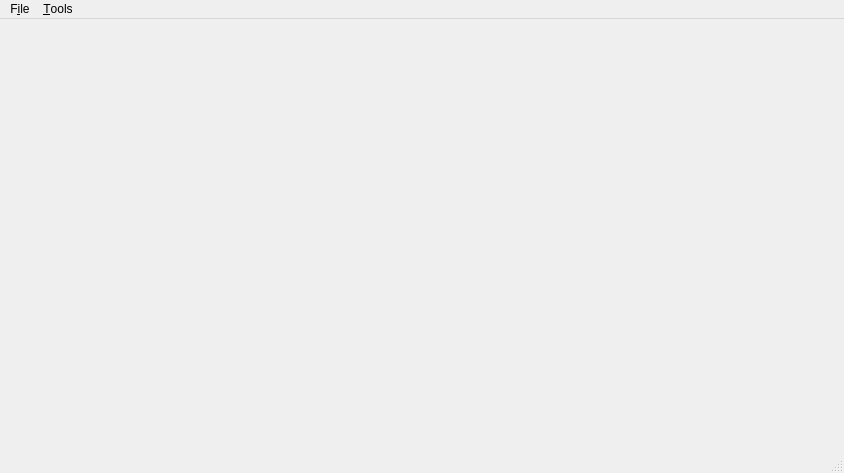
Above: tools/src/playground/ui/mainwindow.ui from cyberegoorg/cetech before the change. Below: the same form after it.
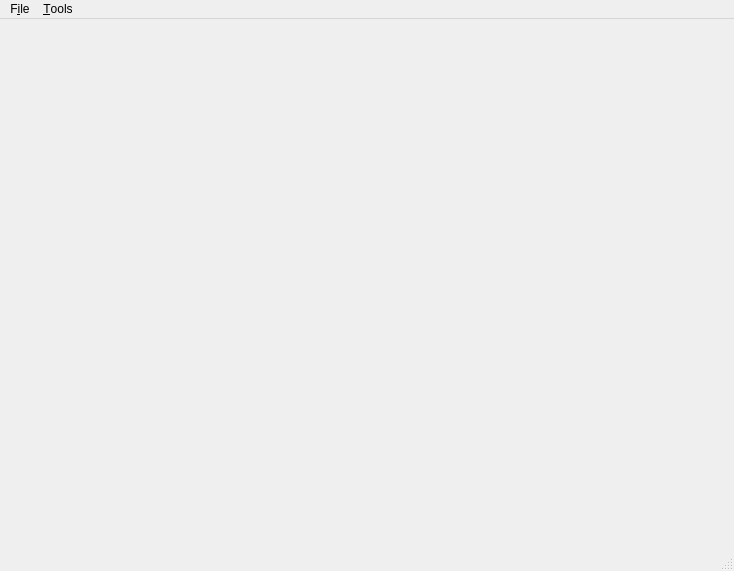
That is the form after the change.

Commit message: lua editor - close current, close all - button (fix #37)

```diff
--- a/tools/src/playground/ui/mainwindow.ui
+++ b/tools/src/playground/ui/mainwindow.ui
@@ -6,8 +6,8 @@
    <rect>
     <x>0</x>
     <y>0</y>
-    <width>844</width>
-    <height>473</height>
+    <width>734</width>
+    <height>571</height>
    </rect>
   </property>
   <property name="windowTitle">
@@ -21,7 +21,7 @@
     <rect>
      <x>0</x>
      <y>0</y>
-     <width>844</width>
+     <width>734</width>
      <height>20</height>
     </rect>
    </property>
```
The commit also changes 2 other files.
